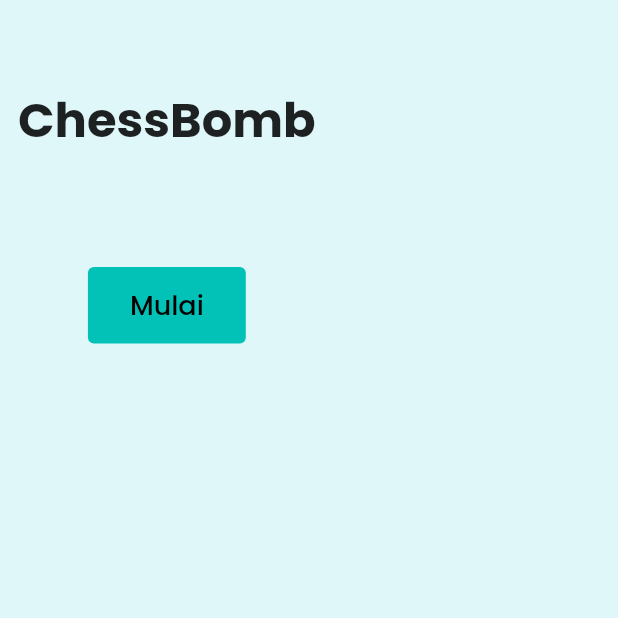
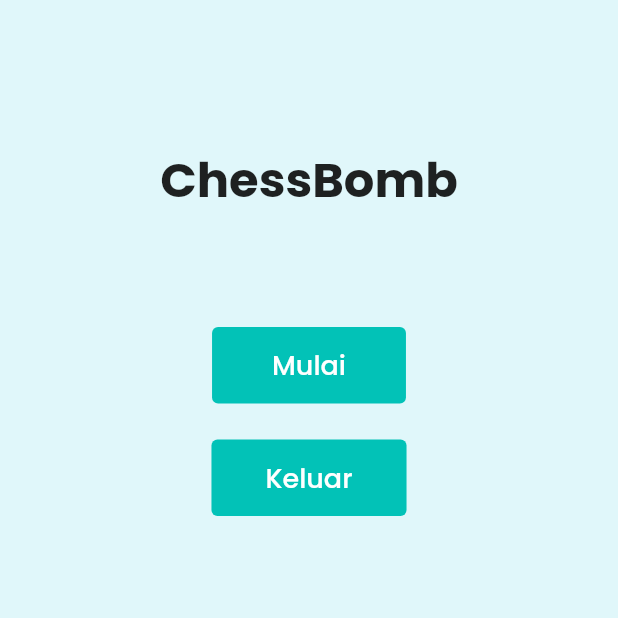
Before and after one commit to reAlpha39/chessbomb, a Flutter app: the screen it shows after launch, on a phone screen of 412 x 824 dp, the top half of it. Run offline on Flutter 3.47's test engine with Material 2 defaults, Android fonts, the phone set to English and light mode, and no system bars; our stand-ins replace awesome_dialog, bloc, flutter_bloc, freezed_annotation, get_it, go_router and 3 more.

Commit message:
add exit button on android and change text color

```diff
--- a/lib/app/home/pages/home_page.dart
+++ b/lib/app/home/pages/home_page.dart
@@ -1,6 +1,9 @@
+import 'dart:io';
+
 import 'package:bombernyaa/app/home/bloc/cubit/player_id_cubit.dart';
 import 'package:flutter/foundation.dart';
 import 'package:flutter/material.dart';
+import 'package:flutter/services.dart';
 import 'package:flutter_bloc/flutter_bloc.dart';
 import 'package:go_router/go_router.dart';
 import 'package:velocity_x/velocity_x.dart';
@@ -32,9 +35,10 @@ class _HomeBody extends StatelessWidget {
         vertical: 24.0,
       ),
       child: Column(
-        mainAxisAlignment: MainAxisAlignment.center,
+        mainAxisAlignment: MainAxisAlignment.start,
+        crossAxisAlignment: CrossAxisAlignment.center,
         children: [
-          const SizedBox(height: 32),
+          const SizedBox(height: 72),
           const Text(
             'ChessBomb',
             style: TextStyle(
@@ -51,10 +55,30 @@ class _HomeBody extends StatelessWidget {
               onPressed: () => context.pushNamed('game_page'),
               child: const Text(
                 'Mulai',
-                style: TextStyle(fontSize: 18),
-              ),
+                style: TextStyle(
+                  fontSize: 18,
+                  color: Colors.white,
+                ),
+              ).px12(),
             ),
           ),
+          Platform.isAndroid
+              ? Padding(
+                  padding: const EdgeInsets.only(
+                    bottom: 12,
+                  ),
+                  child: ElevatedButton(
+                    onPressed: () => SystemNavigator.pop(),
+                    child: const Text(
+                      'Keluar',
+                      style: TextStyle(
+                        fontSize: 18,
+                        color: Colors.white,
+                      ),
+                    ).px8(),
+                  ),
+                )
+              : const SizedBox(),
           kDebugMode
               ? Column(
                   children: [
@@ -71,7 +95,10 @@ class _HomeBody extends StatelessWidget {
                       ),
                       child: const Text(
                         'Player pion +100',
-                        style: TextStyle(fontSize: 18),
+                        style: TextStyle(
+                          fontSize: 18,
+                          color: Colors.white,
+                        ),
                       ).px(38),
                     ),
                     const SizedBox(height: 12),
@@ -85,7 +112,10 @@ class _HomeBody extends StatelessWidget {
                       ),
                       child: const Text(
                         'Menang dengan kondisi\nBendera lawan diambil',
-                        style: TextStyle(fontSize: 18),
+                        style: TextStyle(
+                          fontSize: 18,
+                          color: Colors.white,
+                        ),
                         textAlign: TextAlign.center,
                       ),
                     ),
@@ -100,7 +130,10 @@ class _HomeBody extends StatelessWidget {
                       ),
                       child: const Text(
                         'Menang dengan kondisi\nPion lawan habis',
-                        style: TextStyle(fontSize: 18),
+                        style: TextStyle(
+                          fontSize: 18,
+                          color: Colors.white,
+                        ),
                         textAlign: TextAlign.center,
                       ),
                     ),
@@ -115,7 +148,10 @@ class _HomeBody extends StatelessWidget {
                       ),
                       child: const Text(
                         'Menang dengan kondisi\nTimeout',
-                        style: TextStyle(fontSize: 18),
+                        style: TextStyle(
+                          fontSize: 18,
+                          color: Colors.white,
+                        ),
                         textAlign: TextAlign.center,
                       ),
                     ),
@@ -123,7 +159,7 @@ class _HomeBody extends StatelessWidget {
                 )
               : const SizedBox(),
         ],
-      ).scrollVertical(),
+      ).centered(),
     );
   }
 }
```
